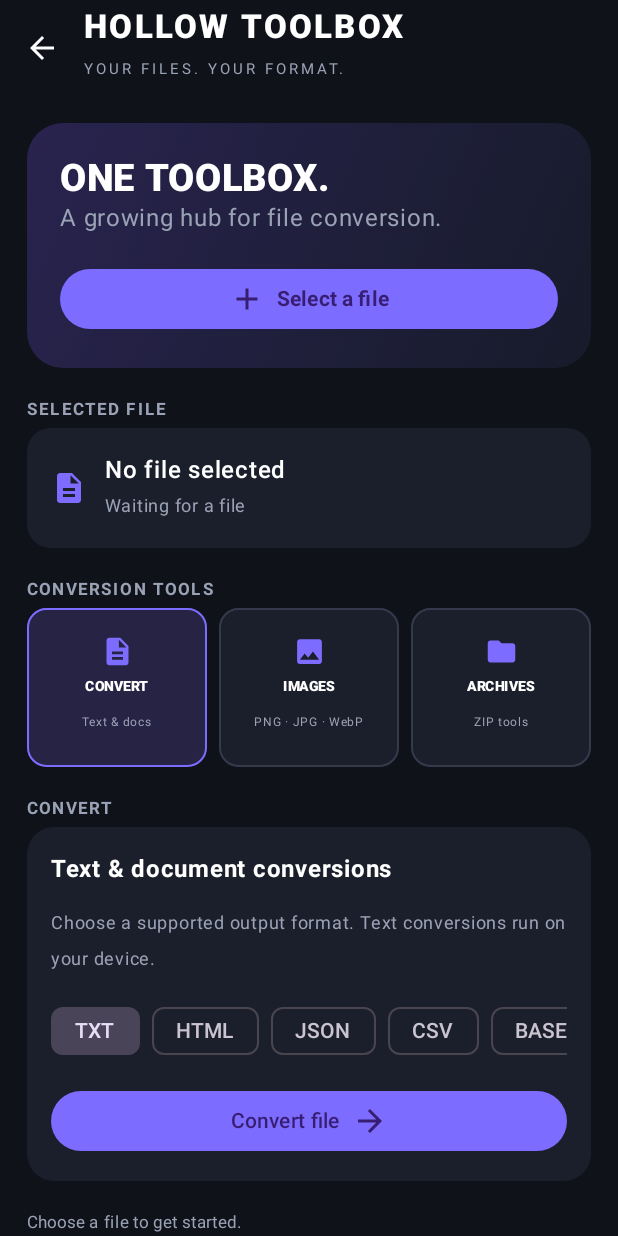
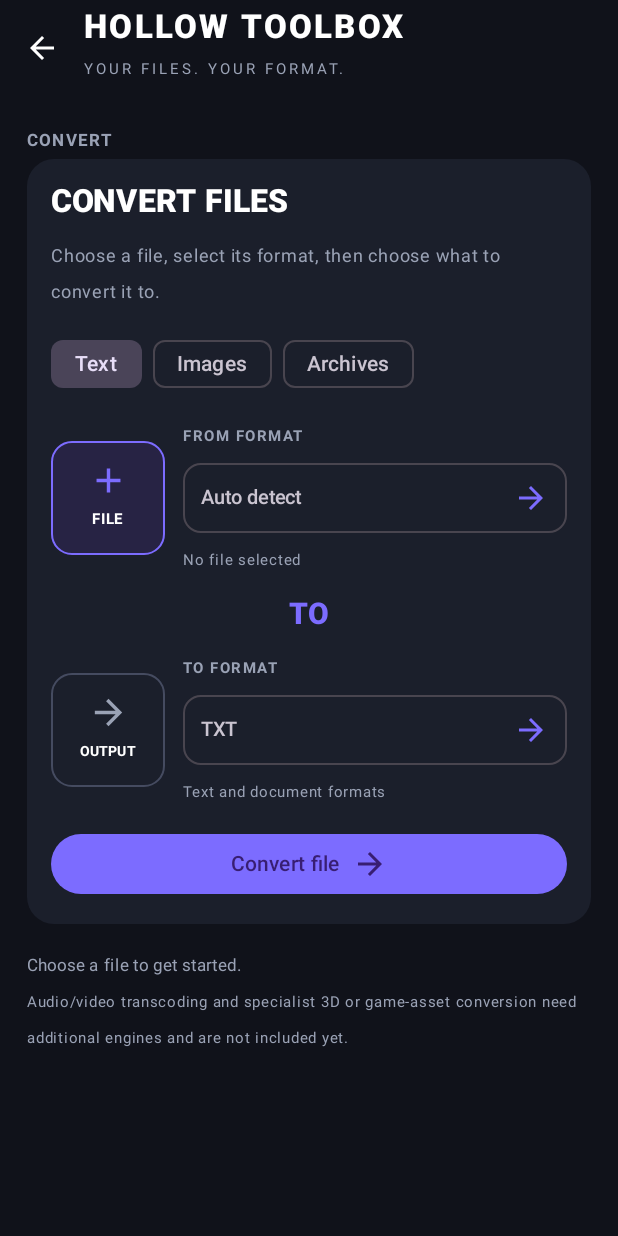
Before and after one commit to actuallynotholloww/Hollow-convert, an Android app built with Jetpack Compose: the screen it shows after launch (MainActivity), after a tap on "CONVERT FILES", on a phone screen of 412 x 824 dp. Run offline under Robolectric (Android 15) with nearby library versions, the phone set to English and light mode, and no system bars.

Commit message:
Redesign converter with clear From and To format dropdowns

```diff
--- a/app/src/main/java/com/hollowshote/hollowconvert/MainActivity.kt
+++ b/app/src/main/java/com/hollowshote/hollowconvert/MainActivity.kt
@@ -71,6 +71,7 @@ fun HollowToolboxApp() {
     var outputMime by remember { mutableStateOf("text/plain") }
     var status by remember { mutableStateOf("Choose a file to get started.") }
     var selectedTool by remember { mutableStateOf("Text & documents") }
+    var sourceFormat by remember { mutableStateOf("Auto detect") }
     var selectedUris by remember { mutableStateOf<List<Uri>>(emptyList()) }
     var zipAction by remember { mutableStateOf("Create ZIP") }
     var pendingZipUri by remember { mutableStateOf<Uri?>(null) }
@@ -83,7 +84,8 @@ fun HollowToolboxApp() {
     val openFile = rememberLauncherForActivityResult(ActivityResultContracts.OpenDocument()) { uri ->
         if (uri != null) {
             sourceUri = uri
-            sourceName = uri.lastPathSegment?.substringAfterLast('/') ?: "Selected file"
+            sourceName = queryDisplayName(context, uri)
+            sourceFormat = sourceName.substringAfterLast('.', "").uppercase().ifBlank { "Auto detect" }
             outputText = ""
             outputBytes = null
             status = "File ready. Choose a conversion."
@@ -197,84 +199,151 @@ fun HollowToolboxApp() {
                     }
                 } else {
                 item {
-                    Column(
-                        Modifier.fillMaxWidth().background(
-                            brush = androidx.compose.ui.graphics.Brush.linearGradient(
-                                listOf(Color(0xFF29234F), Color(0xFF171B2A))
-                            ), RoundedCornerShape(24.dp)
-                        ).padding(22.dp)
-                    ) {
-                        Text("ONE TOOLBOX.", color = Color.White, fontSize = 25.sp, fontWeight = FontWeight.Black)
-                        Text("A growing hub for file conversion.", color = Muted)
-                        Spacer(Modifier.height(18.dp))
-                        Button(
-                            onClick = { openFile.launch(arrayOf("*/*")) },
-                            modifier = Modifier.fillMaxWidth(),
-                            colors = ButtonDefaults.buttonColors(containerColor = Accent)
-                        ) {
-                            Icon(Icons.Default.Add, contentDescription = null)
-                            Spacer(Modifier.width(8.dp))
-                            Text("Select a file", fontWeight = FontWeight.Bold)
-                        }
-                    }
-                }
-                item {
-                    Text("SELECTED FILE", color = Muted, fontSize = 11.sp, fontWeight = FontWeight.Bold, letterSpacing = 1.5.sp)
-                    Card(colors = CardDefaults.cardColors(containerColor = Panel), shape = RoundedCornerShape(16.dp)) {
-                        Row(Modifier.fillMaxWidth().padding(16.dp), verticalAlignment = Alignment.CenterVertically) {
-                            Icon(Icons.Default.Description, null, tint = Accent)
-                            Spacer(Modifier.width(12.dp))
-                            Column(Modifier.weight(1f)) {
-                                Text(sourceName, fontWeight = FontWeight.SemiBold)
-                                Text(if (sourceUri == null) "Waiting for a file" else "Ready to convert", color = Muted, fontSize = 12.sp)
-                            }
-                            if (sourceUri != null) Icon(Icons.Default.CheckCircle, null, tint = Color(0xFF5DD6A0))
-                        }
-                    }
-                }
-                item {
-                    Text("CONVERSION TOOLS", color = Muted, fontSize = 11.sp, fontWeight = FontWeight.Bold, letterSpacing = 1.5.sp)
-                    Column(verticalArrangement = Arrangement.spacedBy(8.dp)) {
-                        Row(Modifier.fillMaxWidth(), horizontalArrangement = Arrangement.spacedBy(8.dp)) {
-                            HomeToolTile("CONVERT", "Text & docs", Icons.Default.Description, selectedTool == "Text & documents") {
-                                selectedTool = "Text & documents"
-                                status = "Text conversion selected."
-                            }
-                            HomeToolTile("IMAGES", "PNG · JPG · WebP", Icons.Default.Image, selectedTool == "Images") {
-                                selectedTool = "Images"
-                                status = "Image conversion selected."
-                            }
-                            HomeToolTile("ARCHIVES", "ZIP tools", Icons.Default.Folder, selectedTool == "Archives") {
-                                selectedTool = "Archives"
-                                status = "Archive tools selected."
-                            }
-                        }
-                    }
-                }
-                item {
                     Text("CONVERT", color = Muted, fontSize = 11.sp, fontWeight = FontWeight.Bold, letterSpacing = 1.5.sp)
                     Card(colors = CardDefaults.cardColors(containerColor = Panel), shape = RoundedCornerShape(18.dp)) {
                         Column(Modifier.padding(16.dp), verticalArrangement = Arrangement.spacedBy(12.dp)) {
-                            Text(if (selectedTool == "Text & documents") "Text & document conversions" else "$selectedTool conversions", fontWeight = FontWeight.Bold)
-                            Text(if (selectedTool == "Images") "Convert an image between supported formats on your device." else "Choose a supported output format. Text conversions run on your device.", color = Muted, fontSize = 12.sp)
-                            var format by remember(selectedTool) { mutableStateOf(if (selectedTool == "Images") "PNG" else "TXT") }
-                            val formats = if (selectedTool == "Images") listOf("PNG", "JPG", "WEBP") else listOf("TXT", "HTML", "JSON", "CSV", "BASE64", "URL ENCODE", "URL DECODE")
-                            if (selectedTool != "Archives") Row(Modifier.horizontalScroll(rememberScrollState()), horizontalArrangement = Arrangement.spacedBy(8.dp)) {
-                                formats.forEach { option ->
-                                    FilterChip(selected = format == option, onClick = { format = option }, label = { Text(option) })
+                            Text("CONVERT FILES", fontWeight = FontWeight.Black, fontSize = 21.sp)
+                            Text("Choose a file, select its format, then choose what to convert it to.", color = Muted, fontSize = 12.sp)
+
+                            Row(horizontalArrangement = Arrangement.spacedBy(7.dp)) {
+                                FilterChip(
+                                    selected = selectedTool == "Text & documents",
+                                    onClick = { selectedTool = "Text & documents"; sourceFormat = "Auto detect"; outputText = ""; outputBytes = null },
+                                    label = { Text("Text") }
+                                )
+                                FilterChip(
+                                    selected = selectedTool == "Images",
+                                    onClick = { selectedTool = "Images"; sourceFormat = "Auto detect"; outputText = ""; outputBytes = null },
+                                    label = { Text("Images") }
+                                )
+                                FilterChip(
+                                    selected = selectedTool == "Archives",
+                                    onClick = { selectedTool = "Archives"; sourceFormat = "ZIP"; outputText = ""; outputBytes = null },
+                                    label = { Text("Archives") }
+                                )
+                            }
+
+                            var format by remember(selectedTool) {
+                                mutableStateOf(
+                                    when (selectedTool) {
+                                        "Images" -> "PNG"
+                                        "Archives" -> "Create ZIP"
+                                        else -> "TXT"
+                                    }
+                                )
+                            }
+                            val inputFormats = when (selectedTool) {
+                                "Images" -> listOf("Auto detect", "PNG", "JPG", "WEBP")
+                                "Archives" -> listOf("Any file", "ZIP")
+                                else -> listOf("Auto detect", "TXT", "HTML", "JSON", "CSV")
+                            }
+                            val outputFormats = when (selectedTool) {
+                                "Images" -> listOf("PNG", "JPG", "WEBP")
+                                "Archives" -> listOf("Create ZIP", "Extract ZIP")
+                                else -> listOf("TXT", "HTML", "JSON", "CSV", "BASE64", "URL ENCODE", "URL DECODE")
+                            }
+
+                            Row(
+                                modifier = Modifier.fillMaxWidth(),
+                                verticalAlignment = Alignment.CenterVertically,
+                                horizontalArrangement = Arrangement.spacedBy(12.dp)
+                            ) {
+                                Card(
+                                    onClick = {
+                                        if (selectedTool == "Archives" && zipAction == "Create ZIP") {
+                                            openMultipleFiles.launch(arrayOf("*/*"))
+                                        } else {
+                                            val mimeTypes = if (selectedTool == "Images") arrayOf("image/*")
+                                                else if (selectedTool == "Archives") arrayOf("application/zip", "application/x-zip-compressed", "*/*")
+                                                else arrayOf("*/*")
+                                            openFile.launch(mimeTypes)
+                                        }
+                                    },
+                                    modifier = Modifier.size(76.dp),
+                                    colors = CardDefaults.cardColors(containerColor = Color(0xFF272344)),
+                                    border = androidx.compose.foundation.BorderStroke(1.dp, Accent),
+                                    shape = RoundedCornerShape(14.dp)
+                                ) {
+                                    Column(
+                                        Modifier.fillMaxSize().padding(5.dp),
+                                        horizontalAlignment = Alignment.CenterHorizontally,
+                                        verticalArrangement = Arrangement.Center
+                                    ) {
+                                        Icon(Icons.Default.Add, null, tint = Accent, modifier = Modifier.size(27.dp))
+                                        Text("FILE", color = Color.White, fontSize = 10.sp, fontWeight = FontWeight.Bold)
+                                    }
+                                }
+                                Column(Modifier.weight(1f), verticalArrangement = Arrangement.spacedBy(5.dp)) {
+                                    Text("FROM FORMAT", color = Muted, fontSize = 10.sp, fontWeight = FontWeight.Bold, letterSpacing = 1.sp)
+                                    FormatDropdown(
+                                        value = sourceFormat,
+                                        options = inputFormats,
+                                        onSelected = { sourceFormat = it }
+                                    )
+                                    Text(sourceName, color = Muted, fontSize = 10.sp, maxLines = 1)
                                 }
                             }
-                            if (selectedTool == "Archives") {
-                                Row(horizontalArrangement = Arrangement.spacedBy(8.dp)) {
-                                    FilterChip(selected = zipAction == "Create ZIP", onClick = { zipAction = "Create ZIP" }, label = { Text("Create ZIP") })
-                                    FilterChip(selected = zipAction == "Extract ZIP", onClick = { zipAction = "Extract ZIP" }, label = { Text("Extract ZIP") })
+
+                            Text(
+                                "TO",
+                                modifier = Modifier.fillMaxWidth(),
+                                color = Accent,
+                                fontSize = 20.sp,
+                                fontWeight = FontWeight.Black,
+                                textAlign = androidx.compose.ui.text.style.TextAlign.Center
+                            )
+
+                            Row(
+                                modifier = Modifier.fillMaxWidth(),
+                                verticalAlignment = Alignment.CenterVertically,
+                                horizontalArrangement = Arrangement.spacedBy(12.dp)
+                            ) {
+                                Card(
+                                    onClick = {
+                                        if (outputBytes != null || outputText.isNotEmpty()) {
+                                            saveFile.launch("hollow-toolbox-output." + (if (selectedTool == "Archives") "zip" else format.lowercase().replace(" ", "-")))
+                                        } else {
+                                            status = "Convert the file first, then save the output here."
+                                        }
+                                    },
+                                    modifier = Modifier.size(76.dp),
+                                    colors = CardDefaults.cardColors(containerColor = Panel),
+                                    border = androidx.compose.foundation.BorderStroke(1.dp, Color(0xFF454B60)),
+                                    shape = RoundedCornerShape(14.dp)
+                                ) {
+                                    Column(
+                                        Modifier.fillMaxSize().padding(5.dp),
+                                        horizontalAlignment = Alignment.CenterHorizontally,
+                                        verticalArrangement = Arrangement.Center
+                                    ) {
+                                        Icon(Icons.Default.ArrowForward, null, tint = if (outputBytes != null || outputText.isNotEmpty()) Accent else Muted, modifier = Modifier.size(27.dp))
+                                        Text("OUTPUT", color = Color.White, fontSize = 9.sp, fontWeight = FontWeight.Bold)
+                                    }
                                 }
-                                Text(
-                                    if (zipAction == "Create ZIP") "Bundle several selected files into one compressed archive."
-                                    else "Choose a ZIP file, then select its destination folder.",
-                                    color = Muted,
-                                    fontSize = 11.sp
-                                )
+                                Column(Modifier.weight(1f), verticalArrangement = Arrangement.spacedBy(5.dp)) {
+                                    Text("TO FORMAT", color = Muted, fontSize = 10.sp, fontWeight = FontWeight.Bold, letterSpacing = 1.sp)
+                                    FormatDropdown(
+                                        value = if (selectedTool == "Archives") zipAction else format,
+                                        options = outputFormats,
+                                        onSelected = {
+                                            if (selectedTool == "Archives") {
+                                                zipAction = it
+                                                format = it
+                                            } else {
+                                                format = it
+                                            }
+                                        }
+                                    )
+                                    Text(
+                                        when (selectedTool) {
+                                            "Images" -> "PNG, JPG or WebP"
+                                            "Archives" -> "ZIP archive"
+                                            else -> "Text and document formats"
+                                        },
+                                        color = Muted,
+                                        fontSize = 10.sp
+                                    )
+                                }
                             }
 
                             Button(
@@ -351,7 +420,10 @@ fun HollowToolboxApp() {
                             }
                             if (outputText.isNotEmpty() || outputBytes != null) {
                                 Text(status, color = Color(0xFF5DD6A0), fontSize = 12.sp)
-                                OutlinedButton(onClick = { saveFile.launch("hollow-convert-output.$outputExtension") }, modifier = Modifier.fillMaxWidth()) {
+                                OutlinedButton(
+                                    onClick = { saveFile.launch("hollow-toolbox-output.$outputExtension") },
+                                    modifier = Modifier.fillMaxWidth()
+                                ) {
                                     Text("Save converted file")
                                 }
                             }
@@ -381,6 +453,41 @@ fun HollowToolboxApp() {
                 },
                 containerColor = Panel
             )
+        }
+    }
+}
+
+@Composable
+private fun FormatDropdown(
+    value: String,
+    options: List<String>,
+    onSelected: (String) -> Unit
+) {
+    var expanded by remember { mutableStateOf(false) }
+    Box(modifier = Modifier.fillMaxWidth()) {
+        OutlinedButton(
+            onClick = { expanded = true },
+            modifier = Modifier.fillMaxWidth(),
+            contentPadding = PaddingValues(horizontal = 12.dp, vertical = 11.dp),
+            shape = RoundedCornerShape(12.dp)
+        ) {
+            Text(value, modifier = Modifier.weight(1f), maxLines = 1, fontSize = 13.sp)
+            Icon(Icons.Default.ArrowForward, contentDescription = "Choose format", tint = Accent)
+        }
+        DropdownMenu(
+            expanded = expanded,
+            onDismissRequest = { expanded = false },
+            modifier = Modifier.background(Panel).heightIn(max = 320.dp)
+        ) {
+            options.forEach { option ->
+                DropdownMenuItem(
+                    text = { Text(option, color = Color.White) },
+                    onClick = {
+                        onSelected(option)
+                        expanded = false
+                    }
+                )
+            }
         }
     }
 }
```
